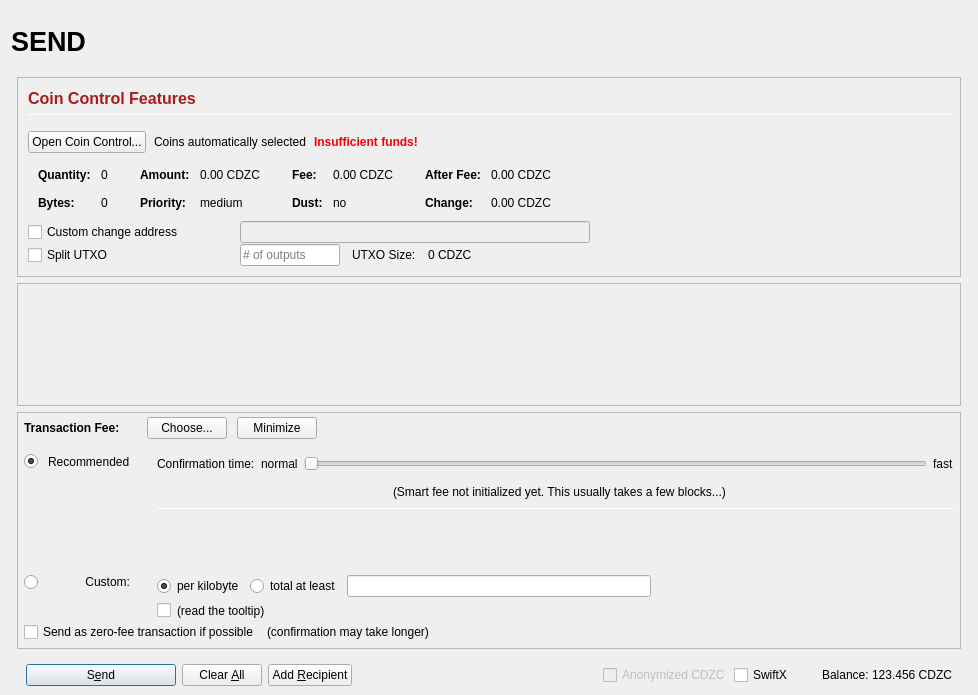
The window that src/qt/forms/sendcoinsdialog.ui (laurobeleche/CryptoDezireCash) describes before a commit, drawn with Qt 5.
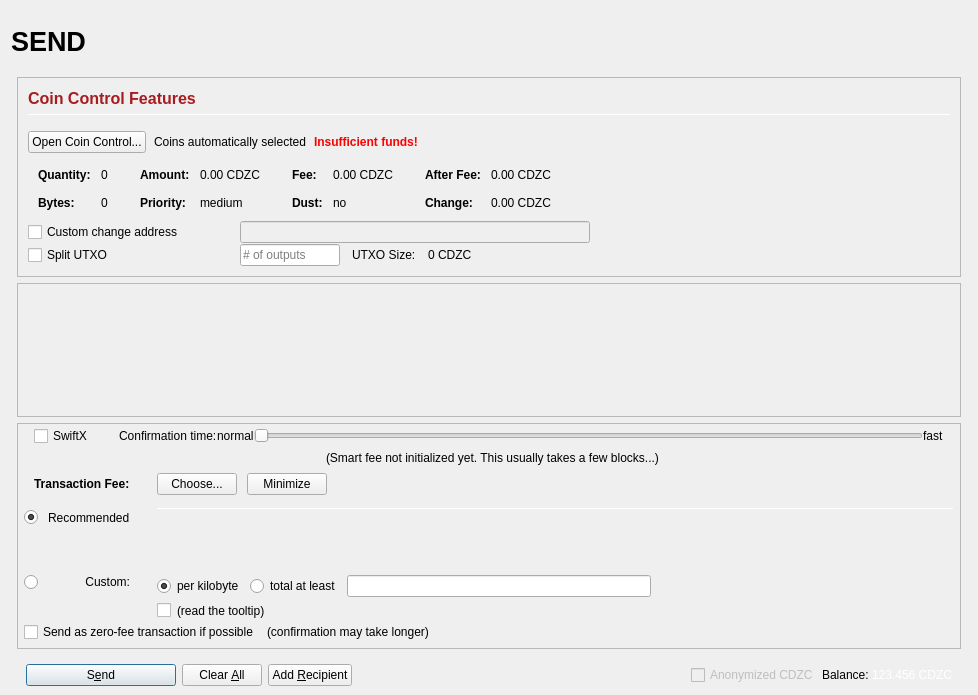
The same window after the commit. Icons and pictures are not drawn. Custom widgets are drawn as their Qt base class.

Diff of the .ui file:
```diff
--- a/src/qt/forms/sendcoinsdialog.ui
+++ b/src/qt/forms/sendcoinsdialog.ui
@@ -898,7 +898,7 @@
              <x>0</x>
              <y>0</y>
              <width>944</width>
-             <height>68</height>
+             <height>69</height>
             </rect>
            </property>
            <layout class="QVBoxLayout" name="verticalLayout_2" stretch="0,1">
@@ -975,7 +975,7 @@
             <number>0</number>
            </property>
            <item>
-            <layout class="QVBoxLayout" name="verticalLayoutFee2" stretch="0,0,0">
+            <layout class="QVBoxLayout" name="verticalLayoutFee2" stretch="0,0,0,0">
              <property name="spacing">
               <number>0</number>
              </property>
@@ -988,8 +988,179 @@
              <property name="rightMargin">
               <number>6</number>
              </property>
+             <item>
+              <layout class="QVBoxLayout" name="verticalLayout_feeConf">
+               <property name="spacing">
+                <number>0</number>
+               </property>
+               <property name="leftMargin">
+                <number>10</number>
+               </property>
+               <property name="rightMargin">
+                <number>10</number>
+               </property>
+               <property name="bottomMargin">
+                <number>5</number>
+               </property>
+               <item>
+                <layout class="QHBoxLayout" name="horizontalLayoutFee9">
+                 <item>
+                  <widget class="QCheckBox" name="checkSwiftTX">
+                   <property name="enabled">
+                    <bool>true</bool>
+                   </property>
+                   <property name="minimumSize">
+                    <size>
+                     <width>85</width>
+                     <height>0</height>
+                    </size>
+                   </property>
+                   <property name="toolTip">
+                    <string>SwiftX technology allows for near instant transactions - A flat fee of 0.01 CDZC applies</string>
+                   </property>
+                   <property name="text">
+                    <string>SwiftX</string>
+                   </property>
+                  </widget>
+                 </item>
+                 <item>
+                  <widget class="QLabel" name="labelSmartFee3">
+                   <property name="text">
+                    <string>Confirmation time:</string>
+                   </property>
+                   <property name="margin">
+                    <number>2</number>
+                   </property>
+                  </widget>
+                 </item>
+                 <item>
+                  <widget class="QLabel" name="labelSmartFeeNormal">
+                   <property name="text">
+                    <string>normal</string>
+                   </property>
+                   <property name="margin">
+                    <number>8</number>
+                   </property>
+                  </widget>
+                 </item>
+                 <item>
+                  <widget class="QSlider" name="sliderSmartFee">
+                   <property name="minimumSize">
+                    <size>
+                     <width>0</width>
+                     <height>24</height>
+                    </size>
+                   </property>
+                   <property name="minimum">
+                <number>0</number>
+               </property>
+                   <property name="maximum">
+                    <number>24</number>
+                   </property>
+                   <property name="pageStep">
+                    <number>1</number>
+                   </property>
+                   <property name="value">
+                    <number>0</number>
+                   </property>
+                   <property name="orientation">
+                    <enum>Qt::Horizontal</enum>
+                   </property>
+                   <property name="invertedAppearance">
+                    <bool>false</bool>
+                   </property>
+                   <property name="invertedControls">
+                    <bool>false</bool>
+                   </property>
+                   <property name="tickPosition">
+                    <enum>QSlider::NoTicks</enum>
+                   </property>
+                  </widget>
+                 </item>
+               <item>
+                  <widget class="QLabel" name="labelSmartFeeFast">
+                   <property name="text">
+                    <string>fast</string>
+                   </property>
+                   <property name="margin">
+                    <number>8</number>
+                   </property>
+                  </widget>
+                 </item>
+                </layout>
+               </item>
+               <item>
+                <layout class="QHBoxLayout" name="horizontalLayout_recommended_texts">
+                 <property name="spacing">
+                  <number>0</number>
+                 </property>
+                 <item>
+                  <spacer name="horizontalSpacer_8">
+                   <property name="orientation">
+                    <enum>Qt::Horizontal</enum>
+                   </property>
+                   <property name="sizeHint" stdset="0">
+                    <size>
+                     <width>40</width>
+                     <height>20</height>
+                    </size>
+                   </property>
+                  </spacer>
+                 </item>
+                 <item>
+                  <widget class="QLabel" name="labelFeeEstimation">
+                   <property name="text">
+                    <string/>
+                   </property>
+                   <property name="margin">
+                    <number>2</number>
+                   </property>
+                  </widget>
+                 </item>
+                 <item>
+                  <widget class="QLabel" name="labelSmartFee2">
+                   <property name="text">
+                    <string>(Smart fee not initialized yet. This usually takes a few blocks...)</string>
+                   </property>
+                   <property name="alignment">
+                    <set>Qt::AlignLeading|Qt::AlignLeft|Qt::AlignVCenter</set>
+                   </property>
+                   <property name="wordWrap">
+                    <bool>false</bool>
+                   </property>
+                   <property name="margin">
+                    <number>2</number>
+                   </property>
+                   <property name="indent">
+                    <number>-1</number>
+                   </property>
+                  </widget>
+                 </item>
+                 <item>
+                  <spacer name="horizontalSpacer_3">
+                   <property name="orientation">
+                    <enum>Qt::Horizontal</enum>
+                   </property>
+                   <property name="sizeHint" stdset="0">
+                    <size>
+                     <width>40</width>
+                     <height>20</height>
+                    </size>
+                   </property>
+                  </spacer>
+                 </item>
+                </layout>
+               </item>
+              </layout>
+             </item>
              <item>
               <layout class="QHBoxLayout" name="horizontalLayoutFee1">
+               <property name="leftMargin">
+                <number>10</number>
+               </property>
+               <property name="rightMargin">
+                <number>10</number>
+               </property>
                <property name="bottomMargin">
                 <number>0</number>
                </property>
@@ -998,22 +1169,6 @@
                  <property name="spacing">
                   <number>0</number>
                  </property>
-                 <item>
-                  <spacer name="verticalSpacerSmartFee">
-                   <property name="orientation">
-                    <enum>Qt::Vertical</enum>
-                   </property>
-                   <property name="sizeType">
-                    <enum>QSizePolicy::Fixed</enum>
-                   </property>
-                   <property name="sizeHint" stdset="0">
-                    <size>
-                     <width>1</width>
-                     <height>4</height>
-                    </size>
-                   </property>
-                  </spacer>
-                 </item>
                  <item>
                   <layout class="QHBoxLayout" name="horizontalLayoutSmartFee">
                    <property name="spacing">
@@ -1290,143 +1445,16 @@
                    </widget>
                   </item>
                   <item row="0" column="4" rowspan="3">
-                   <layout class="QVBoxLayout" name="verticalLayoutFee3" stretch="0,0,0,0,1,0">
-                    <property name="spacing">
+                   <layout class="QVBoxLayout" name="verticalLayoutFee3" stretch="0,0,0,0">
+                      <property name="spacing">
                      <number>6</number>
-                    </property>
+                      </property>
                     <property name="topMargin">
-                     <number>2</number>
-                    </property>
+                         <number>2</number>
+                        </property>
                     <property name="bottomMargin">
                      <number>20</number>
-                    </property>
-                    <item>
-                     <layout class="QHBoxLayout" name="horizontalLayoutFee9">
-                      <item>
-                       <widget class="QLabel" name="labelSmartFee3">
-                        <property name="text">
-                         <string>Confirmation time:</string>
                         </property>
-                        <property name="margin">
-                         <number>2</number>
-                        </property>
-                       </widget>
-                      </item>
-                      <item>
-                       <widget class="QLabel" name="labelSmartFeeNormal">
-                        <property name="text">
-                         <string>normal</string>
-                        </property>
-                        <property name="margin">
-                         <number>2</number>
-                        </property>
-                       </widget>
-                      </item>
-                      <item>
-                       <widget class="QSlider" name="sliderSmartFee">
-                        <property name="minimumSize">
-                         <size>
-                          <width>0</width>
-                          <height>24</height>
-                         </size>
-                        </property>
-                        <property name="minimum">
-                         <number>0</number>
-                        </property>
-                        <property name="maximum">
-                         <number>24</number>
-                        </property>
-                        <property name="pageStep">
-                         <number>1</number>
-                        </property>
-                        <property name="value">
-                         <number>0</number>
-                        </property>
-                        <property name="orientation">
-                         <enum>Qt::Horizontal</enum>
-                        </property>
-                        <property name="invertedAppearance">
-                         <bool>false</bool>
-                        </property>
-                        <property name="invertedControls">
-                         <bool>false</bool>
-                        </property>
-                        <property name="tickPosition">
-                         <enum>QSlider::NoTicks</enum>
-                        </property>
-                       </widget>
-                      </item>
-                      <item>
-                       <widget class="QLabel" name="labelSmartFeeFast">
-                        <property name="text">
-                         <string>fast</string>
-                        </property>
-                       </widget>
-                      </item>
-                     </layout>
-                    </item>
-                    <item>
-                     <layout class="QHBoxLayout" name="horizontalLayout_recommended_texts">
-                      <property name="spacing">
-                       <number>0</number>
-                      </property>
-                      <item>
-                       <spacer name="horizontalSpacer_8">
-                        <property name="orientation">
-                         <enum>Qt::Horizontal</enum>
-                        </property>
-                        <property name="sizeHint" stdset="0">
-                         <size>
-                          <width>40</width>
-                          <height>20</height>
-                         </size>
-                        </property>
-                       </spacer>
-                      </item>
-                      <item>
-                       <widget class="QLabel" name="labelFeeEstimation">
-                        <property name="text">
-                         <string/>
-                        </property>
-                        <property name="margin">
-                         <number>2</number>
-                        </property>
-                       </widget>
-                      </item>
-                      <item>
-                       <widget class="QLabel" name="labelSmartFee2">
-                        <property name="text">
-                         <string>(Smart fee not initialized yet. This usually takes a few blocks...)</string>
-                        </property>
-                        <property name="alignment">
-                         <set>Qt::AlignLeading|Qt::AlignLeft|Qt::AlignVCenter</set>
-                        </property>
-                        <property name="wordWrap">
-                         <bool>false</bool>
-                        </property>
-                        <property name="margin">
-                         <number>2</number>
-                        </property>
-                        <property name="indent">
-                         <number>-1</number>
-                        </property>
-                       </widget>
-                      </item>
-                      <item>
-                       <spacer name="horizontalSpacer_3">
-                        <property name="orientation">
-                         <enum>Qt::Horizontal</enum>
-                        </property>
-                        <property name="sizeHint" stdset="0">
-                         <size>
-                          <width>40</width>
-                          <height>20</height>
-                         </size>
-                        </property>
-                       </spacer>
-                      </item>
-                     </layout>
-                    </item>
                     <item>
                      <widget class="Line" name="line_2">
                       <property name="minimumSize">
@@ -1690,22 +1718,6 @@
                </property>
               </widget>
              </item>
-             <item>
-              <widget class="QCheckBox" name="checkSwiftTX">
-               <property name="enabled">
-                <bool>true</bool>
-               </property>
-               <property name="minimumSize">
-                <size>
-                 <width>85</width>
-                 <height>0</height>
-                </size>
-               </property>
-               <property name="text">
-                <string>SwiftX</string>
-               </property>
-              </widget>
-             </item>
              <item>
               <widget class="QLabel" name="label">
                <property name="text">
@@ -1724,6 +1736,9 @@
                <property name="cursor">
                 <cursorShape>IBeamCursor</cursorShape>
                </property>
+                <property name="styleSheet">
+                     <string notr="true">color:#ffffff;</string>
+                </property>
                <property name="text">
                 <string notr="true">123.456 CDZC</string>
                </property>
```
Left out of the diff: 46 changed lines with no effect on the pictures.
